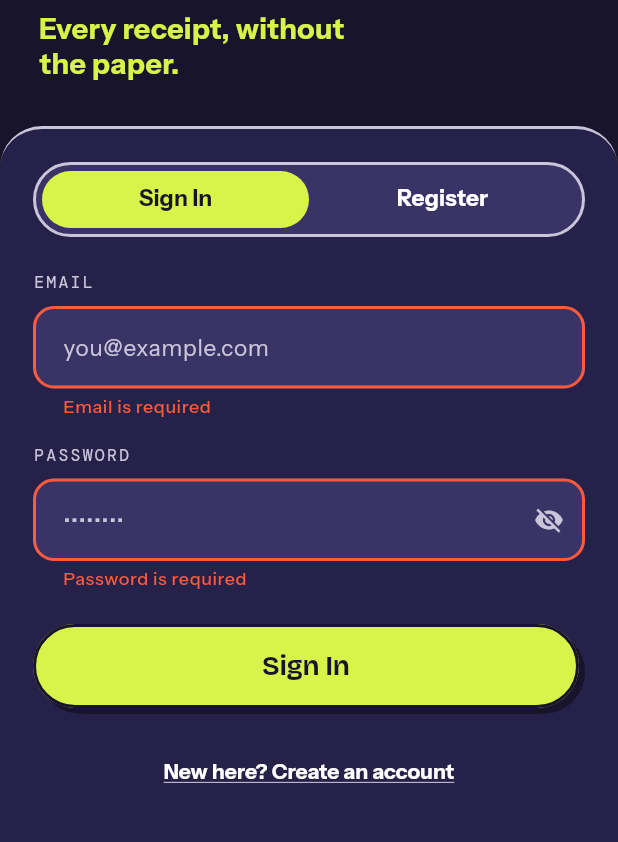
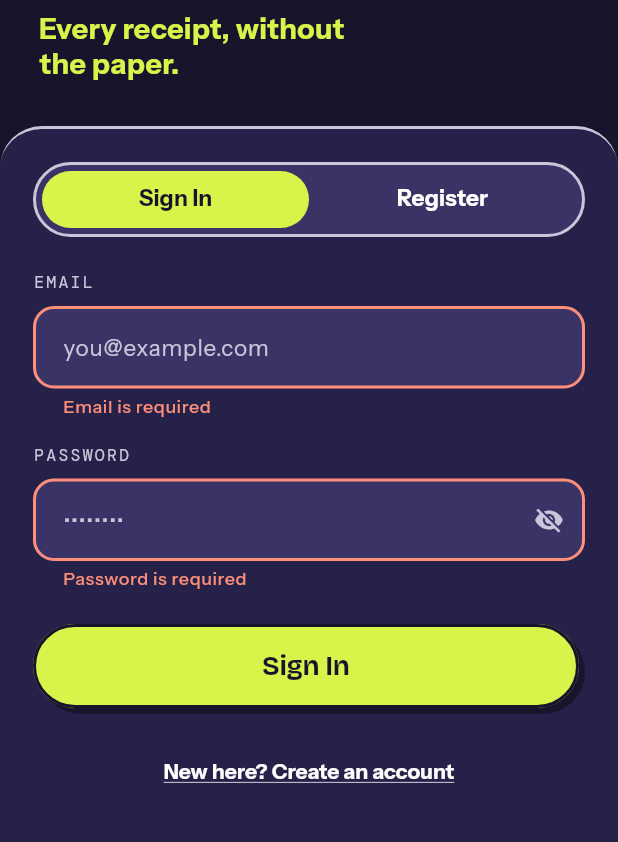
Before and after one commit to obadanedalaasadaqa-star/GP1-9, a Flutter app: the screen it shows after launch, after a tap on "Sign In", on a phone screen of 412 x 824 dp, the part 324-1166 px from its top. Run offline on Flutter 3.47's test engine with Material 3 defaults, Android fonts, the phone set to English and light mode, and no system bars; our stand-ins replace fl_chart, google_fonts, qr_flutter, shared_preferences, socket_io_client; accounts and stored records are empty.

Commit message:
style(design): FINDING-002 — raise small-text contrast (coral on ink cards, captions on the pink AI page)

```diff
--- a/flutter_app/lib/core/constants.dart
+++ b/flutter_app/lib/core/constants.dart
@@ -29,6 +29,7 @@ class AppColors {
   static const cobaltSoft  = Color(0xFFDDE0FF); // text on cobalt
   static const cobaltLight = Color(0xFF8E97FF); // cobalt on ink
   static const danger   = Color(0xFFC93A1E);    // coral readable as text
+  static const coralText = Color(0xFFFF8F7A);   // coral readable as text on ink
   static const dotted   = Color(0xFFB9B5C9);    // dotted leaders, tracks
 
   // Dark mode (ink)
--- a/flutter_app/lib/core/design.dart
+++ b/flutter_app/lib/core/design.dart
@@ -29,7 +29,8 @@ class Nx {
   /// Primary button fill and its text.
   Color get buttonFill => dark ? AppColors.lime : AppColors.ink;
   Color get onButton   => dark ? AppColors.ink : Colors.white;
-  Color get danger => dark ? AppColors.coral : AppColors.danger;
+  /// Error / over-budget text: 4.5:1 or better on both themes' cards.
+  Color get danger => dark ? AppColors.coralText : AppColors.danger;
 }
 
 /// The three type roles: Bricolage Grotesque for headings and amounts,
--- a/flutter_app/lib/widgets/report_view.dart
+++ b/flutter_app/lib/widgets/report_view.dart
@@ -176,7 +176,7 @@ class _ReportViewState extends State<ReportView> with AutomaticKeepAliveClientMi
       Text("Couldn't load the report.", style: GoogleFonts.instrumentSans(fontSize: 14, color: c.primary)),
       if (_error != null) ...[
         const SizedBox(height: 6),
-        Text(_error!, textAlign: TextAlign.center, style: GoogleFonts.instrumentSans(fontSize: 12.5, color: c.muted)),
+        Text(_error!, textAlign: TextAlign.center, style: GoogleFonts.instrumentSans(fontSize: 12.5, color: c.dark ? c.muted : AppColors.ink)),
       ],
       const SizedBox(height: 8),
       TextButton(
@@ -202,7 +202,9 @@ class _ReportViewState extends State<ReportView> with AutomaticKeepAliveClientMi
       Text(r.range.label,
         style: NxType.display(26, color: c.primary, letterSpacing: -0.8)),
       const SizedBox(height: 2),
-      Text(reportComparedWith(r.range, r.previous), style: GoogleFonts.instrumentSans(fontSize: 12.5, color: c.muted)),
+      // On the pink page the grey caption was 3.3:1; ink reads at 9:1.
+      Text(reportComparedWith(r.range, r.previous), style: GoogleFonts.instrumentSans(fontSize: 13,
+        fontWeight: FontWeight.w600, color: c.dark ? c.muted : AppColors.ink)),
       const SizedBox(height: 16),
 
       // 2. AI summary
```
